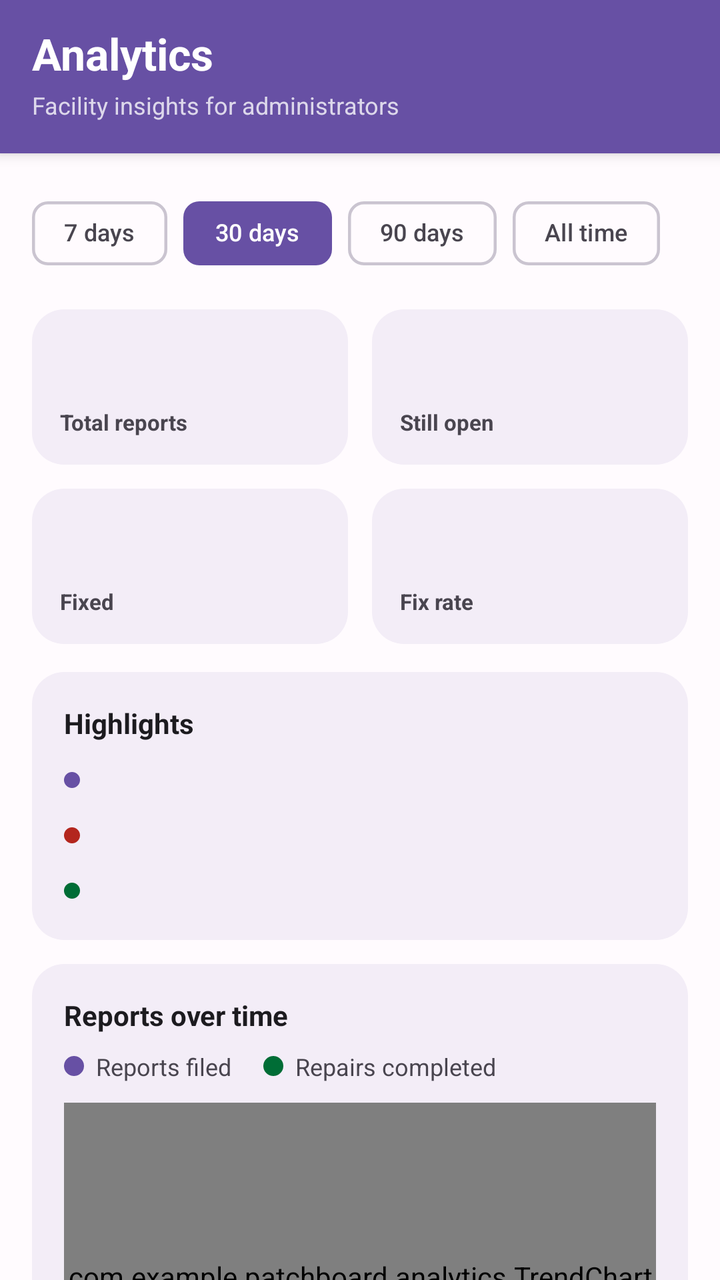
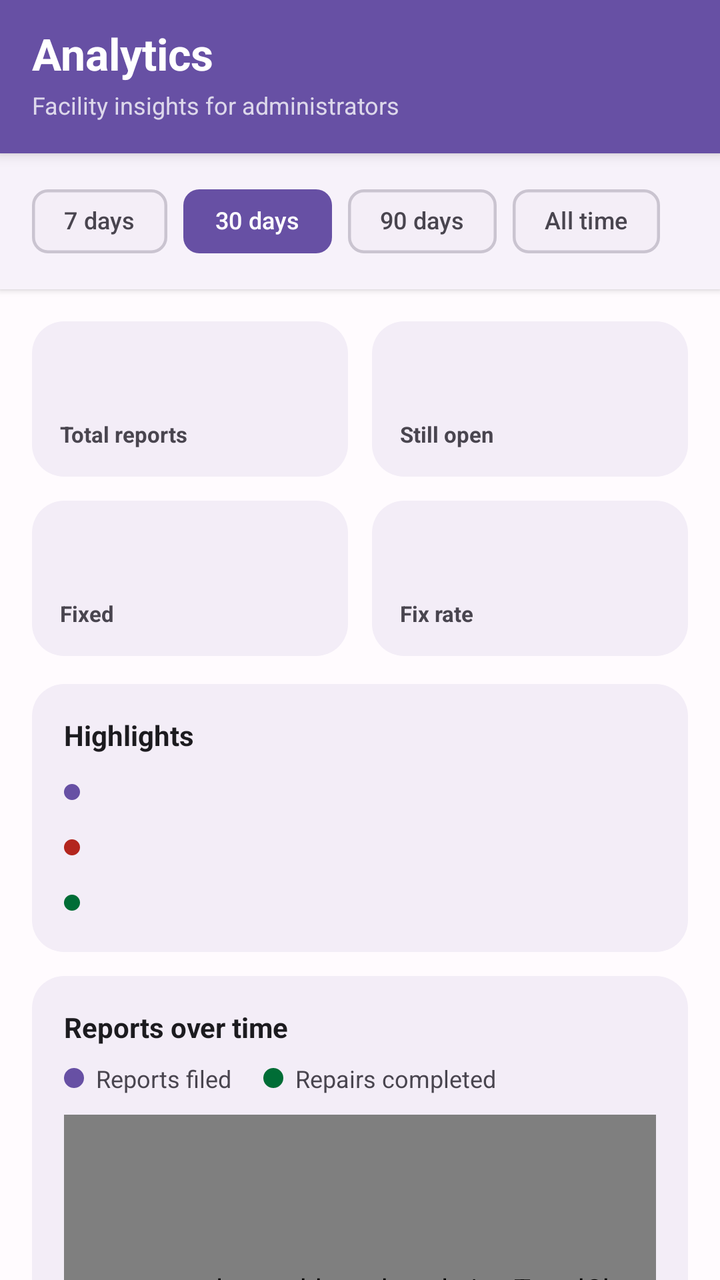

Compare the two renders of this Android layout. The source of the first and the diff that turns it into the second are given below.
<!-- AndroidManifest.xml: application theme Theme.PatchBoard -->
<!-- res/layout/fragment_analytics.xml -->
<?xml version="1.0" encoding="utf-8"?>
<LinearLayout xmlns:android="http://schemas.android.com/apk/res/android"
    xmlns:app="http://schemas.android.com/apk/res-auto"
    android:id="@+id/root"
    android:layout_width="match_parent"
    android:layout_height="match_parent"
    android:background="@color/pb_bg"
    android:orientation="vertical">

    
    <LinearLayout
        android:id="@+id/header"
        android:layout_width="match_parent"
        android:layout_height="wrap_content"
        android:background="@color/pb_topbar_bg"
        android:elevation="4dp"
        android:orientation="vertical"
        android:paddingStart="16dp"
        android:paddingTop="12dp"
        android:paddingEnd="16dp"
        android:paddingBottom="16dp">

        <TextView
            android:layout_width="wrap_content"
            android:layout_height="wrap_content"
            android:text="@string/analytics_title"
            android:textColor="@color/pb_topbar_text"
            android:textSize="22sp"
            android:textStyle="bold" />

        <TextView
            android:id="@+id/tvSubtitle"
            android:layout_width="wrap_content"
            android:layout_height="wrap_content"
            android:layout_marginTop="3dp"
            android:text="@string/analytics_subtitle"
            android:textColor="@color/pb_topbar_subtext"
            android:textSize="12sp" />
    </LinearLayout>

    <androidx.core.widget.NestedScrollView
        android:id="@+id/scroll"
        android:layout_width="match_parent"
        android:layout_height="0dp"
        android:layout_weight="1"
        android:clipToPadding="false"
        android:fillViewport="true"
        android:paddingBottom="16dp">

        <LinearLayout
            android:layout_width="match_parent"
            android:layout_height="wrap_content"
            android:orientation="vertical"
            android:padding="16dp">

            
            <HorizontalScrollView
                android:layout_width="match_parent"
                android:layout_height="wrap_content"
                android:scrollbars="none">

                <com.google.android.material.chip.ChipGroup
                    android:id="@+id/periodGroup"
                    android:layout_width="wrap_content"
                    android:layout_height="wrap_content"
                    app:chipSpacingHorizontal="8dp"
                    app:selectionRequired="true"
                    app:singleLine="true"
                    app:singleSelection="true">

                    <com.google.android.material.chip.Chip
                        android:id="@+id/chipWeek"
                        style="@style/PatchBoard.FilterChip"
                        android:layout_width="wrap_content"
                        android:layout_height="wrap_content"
                        android:text="@string/period_7d" />

                    <com.google.android.material.chip.Chip
                        android:id="@+id/chipMonth"
                        style="@style/PatchBoard.FilterChip"
                        android:layout_width="wrap_content"
                        android:layout_height="wrap_content"
                        android:checked="true"
                        android:text="@string/period_30d" />

                    <com.google.android.material.chip.Chip
                        android:id="@+id/chipQuarter"
                        style="@style/PatchBoard.FilterChip"
                        android:layout_width="wrap_content"
                        android:layout_height="wrap_content"
                        android:text="@string/period_90d" />

                    <com.google.android.material.chip.Chip
                        android:id="@+id/chipAll"
                        style="@style/PatchBoard.FilterChip"
                        android:layout_width="wrap_content"
                        android:layout_height="wrap_content"
                        android:text="@string/period_all" />
                </com.google.android.material.chip.ChipGroup>
            </HorizontalScrollView>

            
            <LinearLayout
                android:layout_width="match_parent"
                android:layout_height="wrap_content"
                android:layout_marginTop="14dp"
                android:orientation="horizontal">

                <LinearLayout
                    android:layout_width="0dp"
                    android:layout_height="wrap_content"
                    android:layout_marginEnd="6dp"
                    android:layout_weight="1"
                    android:background="@drawable/bg_column"
                    android:orientation="vertical"
                    android:padding="14dp">

                    <TextView
                        android:id="@+id/tvKpiTotal"
                        style="@style/PatchBoard.KpiValue"
                        android:layout_width="wrap_content"
                        android:layout_height="wrap_content" />

                    <TextView
                        style="@style/PatchBoard.KpiLabel"
                        android:layout_width="wrap_content"
                        android:layout_height="wrap_content"
                        android:text="@string/kpi_total" />
                </LinearLayout>

                <LinearLayout
                    android:layout_width="0dp"
                    android:layout_height="wrap_content"
                    android:layout_marginStart="6dp"
                    android:layout_weight="1"
                    android:background="@drawable/bg_column"
                    android:orientation="vertical"
                    android:padding="14dp">

                    <TextView
                        android:id="@+id/tvKpiOpen"
                        style="@style/PatchBoard.KpiValue"
                        android:layout_width="wrap_content"
                        android:layout_height="wrap_content" />

                    <TextView
                        style="@style/PatchBoard.KpiLabel"
                        android:layout_width="wrap_content"
                        android:layout_height="wrap_content"
                        android:text="@string/kpi_open" />
                </LinearLayout>
            </LinearLayout>

            <LinearLayout
                android:layout_width="match_parent"
                android:layout_height="wrap_content"
                android:layout_marginTop="12dp"
                android:orientation="horizontal">

                <LinearLayout
                    android:layout_width="0dp"
                    android:layout_height="wrap_content"
                    android:layout_marginEnd="6dp"
                    android:layout_weight="1"
                    android:background="@drawable/bg_column"
                    android:orientation="vertical"
                    android:padding="14dp">

                    <TextView
                        android:id="@+id/tvKpiFixed"
                        style="@style/PatchBoard.KpiValue"
                        android:layout_width="wrap_content"
                        android:layout_height="wrap_content" />

                    <TextView
                        style="@style/PatchBoard.KpiLabel"
                        android:layout_width="wrap_content"
                        android:layout_height="wrap_content"
                        android:text="@string/kpi_fixed" />
                </LinearLayout>

                <LinearLayout
                    android:layout_width="0dp"
                    android:layout_height="wrap_content"
                    android:layout_marginStart="6dp"
                    android:layout_weight="1"
                    android:background="@drawable/bg_column"
                    android:orientation="vertical"
                    android:padding="14dp">

                    <TextView
                        android:id="@+id/tvKpiRate"
                        style="@style/PatchBoard.KpiValue"
                        android:layout_width="wrap_content"
                        android:layout_height="wrap_content" />

                    <TextView
                        style="@style/PatchBoard.KpiLabel"
                        android:layout_width="wrap_content"
                        android:layout_height="wrap_content"
                        android:text="@string/kpi_fix_rate" />
                </LinearLayout>
            </LinearLayout>

            
            <LinearLayout
                android:id="@+id/emptyState"
                android:layout_width="match_parent"
                android:layout_height="wrap_content"
                android:layout_marginTop="14dp"
                android:background="@drawable/bg_column"
                android:gravity="center"
                android:orientation="vertical"
                android:padding="28dp"
                android:visibility="gone">

                <TextView
                    style="@style/PatchBoard.SectionTitle"
                    android:layout_width="wrap_content"
                    android:layout_height="wrap_content"
                    android:text="@string/analytics_empty_title" />

                <TextView
                    android:layout_width="wrap_content"
                    android:layout_height="wrap_content"
                    android:layout_marginTop="4dp"
                    android:text="@string/analytics_empty_hint"
                    android:textColor="@color/pb_on_surface_variant"
                    android:textSize="12sp" />
            </LinearLayout>

            
            <LinearLayout
                android:id="@+id/contentGroup"
                android:layout_width="match_parent"
                android:layout_height="wrap_content"
                android:orientation="vertical">

                
                <LinearLayout
                    android:layout_width="match_parent"
                    android:layout_height="wrap_content"
                    android:layout_marginTop="14dp"
                    android:background="@drawable/bg_column"
                    android:orientation="vertical"
                    android:padding="16dp">

                    <TextView
                        style="@style/PatchBoard.SectionTitle"
                        android:layout_width="wrap_content"
                        android:layout_height="wrap_content"
                        android:text="@string/section_highlights" />

                    <LinearLayout
                        android:layout_width="match_parent"
                        android:layout_height="wrap_content"
                        android:layout_marginTop="10dp"
                        android:orientation="horizontal">

                        <View
                            android:layout_width="8dp"
                            android:layout_height="8dp"
                            android:layout_marginTop="5dp"
                            android:layout_marginEnd="10dp"
                            android:background="@drawable/bg_dot"
                            android:backgroundTint="@color/chart_filed" />

                        <TextView
                            android:id="@+id/tvInsightHotspot"
                            style="@style/PatchBoard.Insight"
                            android:layout_width="0dp"
                            android:layout_height="wrap_content"
                            android:layout_weight="1" />
                    </LinearLayout>

                    <LinearLayout
                        android:layout_width="match_parent"
                        android:layout_height="wrap_content"
                        android:layout_marginTop="10dp"
                        android:orientation="horizontal">

                        <View
                            android:layout_width="8dp"
                            android:layout_height="8dp"
                            android:layout_marginTop="5dp"
                            android:layout_marginEnd="10dp"
                            android:background="@drawable/bg_dot"
                            android:backgroundTint="@color/chart_status_reported" />

                        <TextView
                            android:id="@+id/tvInsightAttention"
                            style="@style/PatchBoard.Insight"
                            android:layout_width="0dp"
                            android:layout_height="wrap_content"
                            android:layout_weight="1" />
                    </LinearLayout>

                    <LinearLayout
                        android:layout_width="match_parent"
                        android:layout_height="wrap_content"
                        android:layout_marginTop="10dp"
                        android:orientation="horizontal">

                        <View
                            android:layout_width="8dp"
                            android:layout_height="8dp"
                            android:layout_marginTop="5dp"
                            android:layout_marginEnd="10dp"
                            android:background="@drawable/bg_dot"
                            android:backgroundTint="@color/chart_repaired" />

                        <TextView
                            android:id="@+id/tvInsightSpeed"
                            style="@style/PatchBoard.Insight"
                            android:layout_width="0dp"
                            android:layout_height="wrap_content"
                            android:layout_weight="1" />
                    </LinearLayout>
                </LinearLayout>

                
                <LinearLayout
                    android:layout_width="match_parent"
                    android:layout_height="wrap_content"
                    android:layout_marginTop="12dp"
                    android:background="@drawable/bg_column"
                    android:orientation="vertical"
                    android:padding="16dp">

                    <TextView
                        style="@style/PatchBoard.SectionTitle"
                        android:layout_width="wrap_content"
                        android:layout_height="wrap_content"
                        android:text="@string/section_trend" />

                    <LinearLayout
                        android:layout_width="match_parent"
                        android:layout_height="wrap_content"
                        android:layout_marginTop="8dp"
                        android:gravity="center_vertical"
                        android:orientation="horizontal">

                        <View
                            android:layout_width="10dp"
                            android:layout_height="10dp"
                            android:background="@drawable/bg_dot"
                            android:backgroundTint="@color/chart_filed" />

                        <TextView
                            android:layout_width="wrap_content"
                            android:layout_height="wrap_content"
                            android:layout_marginStart="6dp"
                            android:layout_marginEnd="16dp"
                            android:text="@string/legend_filed"
                            android:textColor="@color/pb_on_surface_variant"
                            android:textSize="12sp" />

                        <View
                            android:layout_width="10dp"
                            android:layout_height="10dp"
                            android:background="@drawable/bg_dot"
                            android:backgroundTint="@color/chart_repaired" />

                        <TextView
                            android:layout_width="wrap_content"
                            android:layout_height="wrap_content"
                            android:layout_marginStart="6dp"
                            android:text="@string/legend_repaired"
                            android:textColor="@color/pb_on_surface_variant"
                            android:textSize="12sp" />
                    </LinearLayout>

                    <com.example.patchboard.analytics.TrendChartView
                        android:id="@+id/trendChart"
                        android:layout_width="match_parent"
                        android:layout_height="190dp"
                        android:layout_marginTop="10dp" />
                </LinearLayout>

                
                <LinearLayout
                    android:layout_width="match_parent"
                    android:layout_height="wrap_content"
                    android:layout_marginTop="12dp"
                    android:background="@drawable/bg_column"
                    android:orientation="vertical"
                    android:padding="16dp">

                    <TextView
                        style="@style/PatchBoard.SectionTitle"
                        android:layout_width="wrap_content"
                        android:layout_height="wrap_content"
                        android:text="@string/section_status" />

                    <LinearLayout
                        android:layout_width="match_parent"
                        android:layout_height="wrap_content"
                        android:layout_marginTop="10dp"
                        android:gravity="center_vertical"
                        android:orientation="horizontal">

                        <com.example.patchboard.analytics.DonutChartView
                            android:id="@+id/donut"
                            android:layout_width="130dp"
                            android:layout_height="130dp" />

                        <LinearLayout
                            android:id="@+id/statusLegend"
                            android:layout_width="0dp"
                            android:layout_height="wrap_content"
                            android:layout_marginStart="18dp"
                            android:layout_weight="1"
                            android:orientation="vertical" />
                    </LinearLayout>
                </LinearLayout>

                
                <LinearLayout
                    android:layout_width="match_parent"
                    android:layout_height="wrap_content"
                    android:layout_marginTop="12dp"
                    android:background="@drawable/bg_column"
                    android:orientation="vertical"
                    android:padding="16dp">

                    <TextView
                        style="@style/PatchBoard.SectionTitle"
                        android:layout_width="wrap_content"
                        android:layout_height="wrap_content"
                        android:text="@string/section_priority" />

                    <LinearLayout
                        android:id="@+id/priorityList"
                        android:layout_width="match_parent"
                        android:layout_height="wrap_content"
                        android:layout_marginTop="4dp"
                        android:orientation="vertical" />
                </LinearLayout>

                
                <LinearLayout
                    android:layout_width="match_parent"
                    android:layout_height="wrap_content"
                    android:layout_marginTop="12dp"
                    android:background="@drawable/bg_column"
                    android:orientation="vertical"
                    android:padding="16dp">

                    <TextView
                        style="@style/PatchBoard.SectionTitle"
                        android:layout_width="wrap_content"
                        android:layout_height="wrap_content"
                        android:text="@string/section_locations" />

                    <LinearLayout
                        android:id="@+id/locationList"
                        android:layout_width="match_parent"
                        android:layout_height="wrap_content"
                        android:layout_marginTop="4dp"
                        android:orientation="vertical" />
                </LinearLayout>
            </LinearLayout>
        </LinearLayout>
    </androidx.core.widget.NestedScrollView>
</LinearLayout>
<!-- resources referenced by this layout -->
<resources>
  <color name="chart_filed">#6750A4</color>
  <color name="chart_repaired">#006D36</color>
  <color name="chart_status_reported">#B3261E</color>
  <color name="pb_bg">#FFFBFE</color>
  <color name="pb_on_surface_variant">#49454F</color>
  <color name="pb_topbar_bg">#6750A4</color>
  <color name="pb_topbar_subtext">#C7FFFFFF</color>
  <color name="pb_topbar_text">#FFFFFF</color>
  <!-- drawable bg_column (drawable) -->
  <shape xmlns:android="http://schemas.android.com/apk/res/android" android:shape="rectangle">
      <solid android:color="@color/pb_column_bg"/>
      <corners android:radius="16dp"/>
  </shape>
  <!-- drawable bg_dot (drawable) -->
  <shape xmlns:android="http://schemas.android.com/apk/res/android" android:shape="oval">
      <solid android:color="@android:color/white"/>
  </shape>
  <string name="analytics_empty_hint">Try a longer time range.</string>
  <string name="analytics_empty_title">No reports in this period</string>
  <string name="analytics_subtitle">Facility insights for administrators</string>
  <string name="analytics_title">Analytics</string>
  <string name="kpi_fix_rate">Fix rate</string>
  <string name="kpi_fixed">Fixed</string>
  <string name="kpi_open">Still open</string>
  <string name="kpi_total">Total reports</string>
  <string name="legend_filed">Reports filed</string>
  <string name="legend_repaired">Repairs completed</string>
  <string name="period_30d">30 days</string>
  <string name="period_7d">7 days</string>
  <string name="period_90d">90 days</string>
  <string name="period_all">All time</string>
  <string name="section_highlights">Highlights</string>
  <string name="section_locations">By location</string>
  <string name="section_priority">Priority mix</string>
  <string name="section_status">Status breakdown</string>
  <string name="section_trend">Reports over time</string>
  <style name="PatchBoard.Insight" parent="">
          <item name="android:textSize">13sp</item>
          <item name="android:lineSpacingMultiplier">1.15</item>
          <item name="android:textColor">@color/pb_on_surface</item>
      </style>
  <style name="PatchBoard.KpiLabel" parent="">
          <item name="android:textSize">11sp</item>
          <item name="android:textStyle">bold</item>
          <item name="android:textColor">@color/pb_on_surface_variant</item>
      </style>
  <style name="PatchBoard.KpiValue" parent="">
          <item name="android:textSize">26sp</item>
          <item name="android:textStyle">bold</item>
          <item name="android:textColor">@color/pb_on_surface</item>
      </style>
  <style name="PatchBoard.SectionTitle" parent="">
          <item name="android:textSize">14sp</item>
          <item name="android:textStyle">bold</item>
          <item name="android:textColor">@color/pb_on_surface</item>
      </style>
  <color name="pb_column_bg">#F3EDF7</color>
  <color name="pb_on_surface">#1C1B1F</color>
  <color name="pb_primary">#6750A4</color>
  <color name="pb_on_primary">#FFFFFF</color>
  <color name="pb_primary_container">#EADDFF</color>
  <color name="pb_on_primary_container">#21005D</color>
  <color name="pb_chip_pressed">#E8DEF8</color>
  <color name="pb_surface">#FFFBFE</color>
  <color name="pb_outline">#CAC4D0</color>
  <color name="pb_error">#B3261E</color>
  <style name="PatchBoard.BottomSheetDialog" parent="ThemeOverlay.Material3.BottomSheetDialog">
          <item name="bottomSheetStyle">@style/PatchBoard.BottomSheet</item>
      </style>
  <style name="PatchBoard.BottomSheet" parent="Widget.Material3.BottomSheet.Modal">
          <item name="backgroundTint">@color/pb_modal_bg</item>
          <item name="shapeAppearanceOverlay">@style/PatchBoard.SheetShape</item>
      </style>
  <color name="pb_modal_bg">#F7F2FA</color>
  <!-- unchanged entries left out for length: 3 -->
</resources>

<!-- the commit's change to res/layout/fragment_analytics.xml (unified diff, before → after) -->
@@ -38,6 +38,59 @@
             android:textSize="12sp" />
     </LinearLayout>
 
+    
+    <HorizontalScrollView
+        android:id="@+id/periodBar"
+        android:layout_width="match_parent"
+        android:layout_height="wrap_content"
+        android:background="@color/pb_filter_row_bg"
+        android:elevation="2dp"
+        android:paddingStart="16dp"
+        android:paddingTop="10dp"
+        android:paddingEnd="16dp"
+        android:paddingBottom="10dp"
+        android:scrollbars="none">
+
+        <com.google.android.material.chip.ChipGroup
+            android:id="@+id/periodGroup"
+            android:layout_width="wrap_content"
+            android:layout_height="wrap_content"
+            app:chipSpacingHorizontal="8dp"
+            app:selectionRequired="true"
+            app:singleLine="true"
+            app:singleSelection="true">
+
+            <com.google.android.material.chip.Chip
+                android:id="@+id/chipWeek"
+                style="@style/PatchBoard.FilterChip"
+                android:layout_width="wrap_content"
+                android:layout_height="wrap_content"
+                android:text="@string/period_7d" />
+
+            <com.google.android.material.chip.Chip
+                android:id="@+id/chipMonth"
+                style="@style/PatchBoard.FilterChip"
+                android:layout_width="wrap_content"
+                android:layout_height="wrap_content"
+                android:checked="true"
+                android:text="@string/period_30d" />
+
+            <com.google.android.material.chip.Chip
+                android:id="@+id/chipQuarter"
+                style="@style/PatchBoard.FilterChip"
+                android:layout_width="wrap_content"
+                android:layout_height="wrap_content"
+                android:text="@string/period_90d" />
+
+            <com.google.android.material.chip.Chip
+                android:id="@+id/chipAll"
+                style="@style/PatchBoard.FilterChip"
+                android:layout_width="wrap_content"
+                android:layout_height="wrap_content"
+                android:text="@string/period_all" />
+        </com.google.android.material.chip.ChipGroup>
+    </HorizontalScrollView>
+
     <androidx.core.widget.NestedScrollView
         android:id="@+id/scroll"
         android:layout_width="match_parent"
@@ -53,57 +106,11 @@
             android:orientation="vertical"
             android:padding="16dp">
 
-            
-            <HorizontalScrollView
-                android:layout_width="match_parent"
-                android:layout_height="wrap_content"
-                android:scrollbars="none">
-
-                <com.google.android.material.chip.ChipGroup
-                    android:id="@+id/periodGroup"
-                    android:layout_width="wrap_content"
-                    android:layout_height="wrap_content"
-                    app:chipSpacingHorizontal="8dp"
-                    app:selectionRequired="true"
-                    app:singleLine="true"
-                    app:singleSelection="true">
-
-                    <com.google.android.material.chip.Chip
-                        android:id="@+id/chipWeek"
-                        style="@style/PatchBoard.FilterChip"
-                        android:layout_width="wrap_content"
-                        android:layout_height="wrap_content"
-                        android:text="@string/period_7d" />
-
-                    <com.google.android.material.chip.Chip
-                        android:id="@+id/chipMonth"
-                        style="@style/PatchBoard.FilterChip"
-                        android:layout_width="wrap_content"
-                        android:layout_height="wrap_content"
-                        android:checked="true"
-                        android:text="@string/period_30d" />
-
-                    <com.google.android.material.chip.Chip
-                        android:id="@+id/chipQuarter"
-                        style="@style/PatchBoard.FilterChip"
-                        android:layout_width="wrap_content"
-                        android:layout_height="wrap_content"
-                        android:text="@string/period_90d" />
-
-                    <com.google.android.material.chip.Chip
-                        android:id="@+id/chipAll"
-                        style="@style/PatchBoard.FilterChip"
-                        android:layout_width="wrap_content"
-                        android:layout_height="wrap_content"
-                        android:text="@string/period_all" />
-                </com.google.android.material.chip.ChipGroup>
-            </HorizontalScrollView>
 
             
             <LinearLayout
                 android:layout_width="match_parent"
                 android:layout_height="wrap_content"
-                android:layout_marginTop="14dp"
                 android:orientation="horizontal">
 
                 <LinearLayout
<!-- resource entries referenced after the edit -->
@@ -4,6 +4,7 @@
   <color name="chart_repaired">#006D36</color>
   <color name="chart_status_reported">#B3261E</color>
   <color name="pb_bg">#FFFBFE</color>
+  <color name="pb_filter_row_bg">#F7F2FA</color>
   <color name="pb_on_surface_variant">#49454F</color>
   <color name="pb_topbar_bg">#6750A4</color>
   <color name="pb_topbar_subtext">#C7FFFFFF</color>
